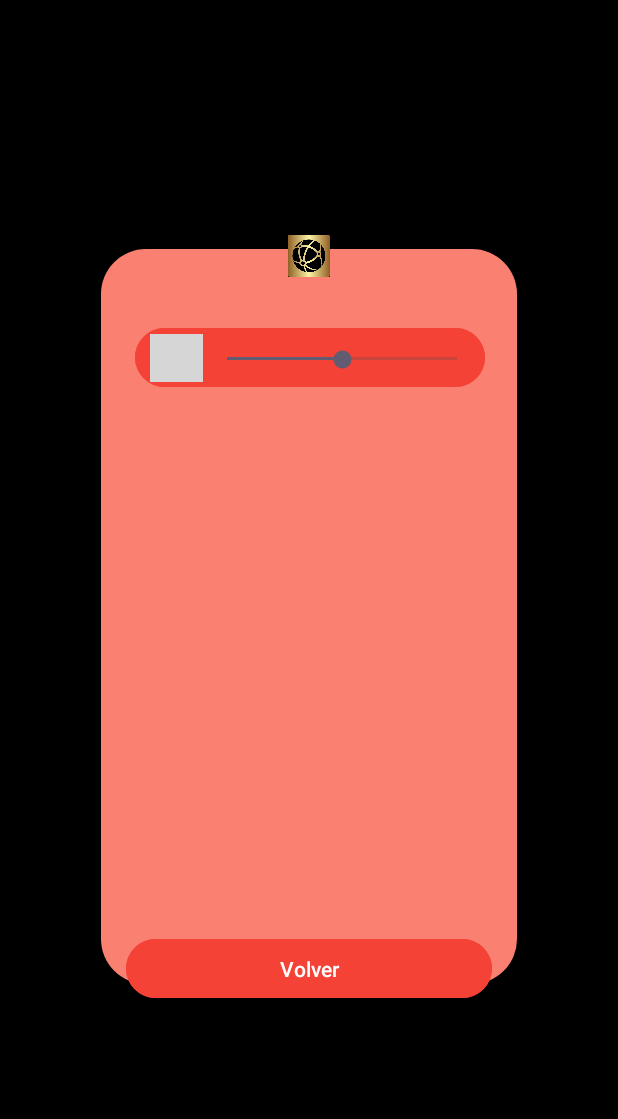
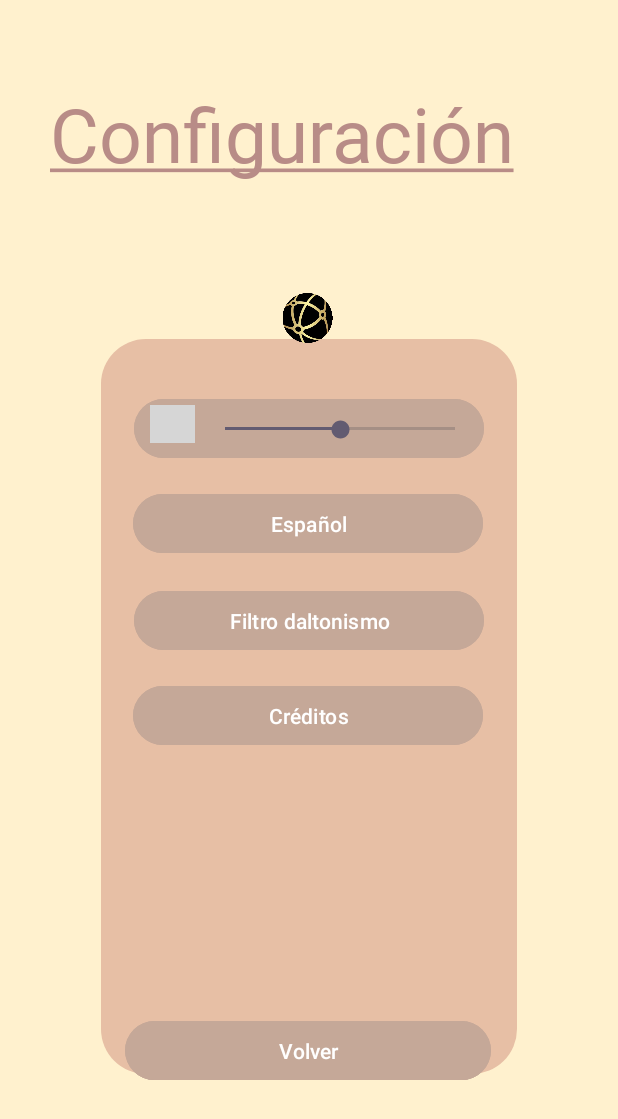
Before and after one commit to cherno1929/CSG3_2324, an Android app: the PantallaOpciones screen opened directly, with no data from a screen before it, on a phone screen of 412 x 824 dp. Shown: the top 1119 px of the screen. Run offline under Robolectric (Android 15) with nearby library versions, the phone set to English and light mode, and no system bars; grey boxes are pictures that could not be loaded.

Commit message:
Configuración Actualizada

```diff
--- a/app/src/main/java/com/example/myapplication/PantallaOpciones.kt
+++ b/app/src/main/java/com/example/myapplication/PantallaOpciones.kt
@@ -1,9 +1,11 @@
 package com.example.myapplication
 
 import android.content.Intent
+import android.graphics.Paint
 import androidx.appcompat.app.AppCompatActivity
 import android.os.Bundle
 import android.widget.Button
+import android.widget.TextView
 
 class PantallaOpciones : AppCompatActivity() {
     override fun onCreate(savedInstanceState: Bundle?) {
@@ -16,5 +18,8 @@ class PantallaOpciones : AppCompatActivity() {
             val intent1 = Intent(this,MainMenu::class.java)
             startActivity(intent1)
         }
+
+        val titulo: TextView = findViewById(R.id.titulo)
+        titulo.paintFlags = titulo.paintFlags or Paint.UNDERLINE_TEXT_FLAG
     }
 }
--- a/app/src/main/res/layout/activity_pantalla_opciones.xml
+++ b/app/src/main/res/layout/activity_pantalla_opciones.xml
@@ -5,58 +5,87 @@
     android:layout_width="match_parent"
     android:layout_height="match_parent"
     tools:context=".PantallaOpciones"
-    android:background="@color/black">
+    android:background="#fff1ce">
+
+    <Button
+        android:id="@+id/back3"
+        android:layout_width="244dp"
+        android:layout_height="47dp"
+        android:backgroundTint="#c5a898"
+        android:text="Volver"
+        app:cornerRadius="20dp"
+        app:layout_constraintBottom_toBottomOf="parent"
+        app:layout_constraintEnd_toEndOf="parent"
+        app:layout_constraintHorizontal_bias="0.497"
+        app:layout_constraintStart_toStartOf="parent"
+        app:layout_constraintTop_toTopOf="parent"
+        app:layout_constraintVertical_bias="0.871"></Button>
 
     <View
         android:id="@+id/rectangle"
         android:layout_width="277dp"
         android:layout_height="490dp"
         android:background="@drawable/custom_viewtext"
+        android:backgroundTint="#e7bfa5"
         app:layout_constraintBottom_toBottomOf="parent"
         app:layout_constraintEnd_toEndOf="parent"
         app:layout_constraintStart_toStartOf="parent"
         app:layout_constraintTop_toTopOf="parent"
-        app:layout_constraintVertical_bias="0.497" />
+        app:layout_constraintVertical_bias="0.676" />
+
+    <Button
+        android:id="@+id/back7"
+        android:layout_width="233dp"
+        android:layout_height="47dp"
+        android:backgroundTint="#c5a898"
+        android:text="Créditos"
+        app:cornerRadius="20dp"
+        app:layout_constraintBottom_toBottomOf="parent"
+        app:layout_constraintEnd_toEndOf="parent"
+        app:layout_constraintHorizontal_bias="0.497"
+        app:layout_constraintStart_toStartOf="parent"
+        app:layout_constraintTop_toTopOf="parent"
+        app:layout_constraintVertical_bias="0.584"></Button>
+
+    <Button
+        android:id="@+id/back6"
+        android:layout_width="233dp"
+        android:layout_height="47dp"
+        android:backgroundTint="#c5a898"
+        android:text="Filtro daltonismo"
+        app:cornerRadius="20dp"
+        app:layout_constraintBottom_toBottomOf="parent"
+        app:layout_constraintEnd_toEndOf="parent"
+        app:layout_constraintStart_toStartOf="parent"
+        app:layout_constraintTop_toTopOf="parent"
+        app:layout_constraintVertical_bias="0.502"></Button>
 
     <Button
         android:id="@+id/back"
         android:layout_width="244dp"
         android:layout_height="47dp"
-        android:backgroundTint="#F44336"
+        android:backgroundTint="#c5a898"
         android:text="Volver"
+        app:cornerRadius="20dp"
+        app:layout_constraintBottom_toBottomOf="parent"
+        app:layout_constraintEnd_toEndOf="parent"
+        app:layout_constraintHorizontal_bias="0.497"
+        app:layout_constraintStart_toStartOf="parent"
+        app:layout_constraintTop_toTopOf="parent"
+        app:layout_constraintVertical_bias="0.871"></Button>
+
+    <Button
+        android:id="@+id/sound"
+        android:layout_width="233dp"
+        android:layout_height="47dp"
+        android:backgroundTint="#c5a898"
+        android:text=""
         app:cornerRadius="20dp"
         app:layout_constraintBottom_toBottomOf="parent"
         app:layout_constraintEnd_toEndOf="parent"
         app:layout_constraintStart_toStartOf="parent"
         app:layout_constraintTop_toTopOf="parent"
-        app:layout_constraintVertical_bias="0.801"></Button>
-
-    <Button
-        android:id="@+id/back2"
-        android:layout_width="233dp"
-        android:layout_height="47dp"
-        android:backgroundTint="#F44336"
-        android:text=""
-        app:cornerRadius="20dp"
-        app:layout_constraintBottom_toBottomOf="parent"
-        app:layout_constraintEnd_toEndOf="parent"
-        app:layout_constraintHorizontal_bias="0.502"
-        app:layout_constraintStart_toStartOf="parent"
-        app:layout_constraintTop_toTopOf="parent"
-        app:layout_constraintVertical_bias="0.276"></Button>
-
-    <ImageView
-        android:id="@+id/imageView"
-        android:layout_width="35dp"
-        android:layout_height="32dp"
-        android:scaleType="centerCrop"
-        app:layout_constraintBottom_toBottomOf="parent"
-        app:layout_constraintEnd_toEndOf="parent"
-        app:layout_constraintHorizontal_bias="0.265"
-        app:layout_constraintStart_toStartOf="parent"
-        app:layout_constraintTop_toTopOf="parent"
-        app:layout_constraintVertical_bias="0.281"
-        app:srcCompat="@drawable/volume_on" />
+        app:layout_constraintVertical_bias="0.337"></Button>
 
     <SeekBar
         android:id="@+id/volumeSeekBar"
@@ -66,20 +95,63 @@
         android:progress="50"
         app:layout_constraintBottom_toBottomOf="parent"
         app:layout_constraintEnd_toEndOf="parent"
-        app:layout_constraintHorizontal_bias="0.597"
+        app:layout_constraintHorizontal_bias="0.592"
         app:layout_constraintStart_toStartOf="parent"
         app:layout_constraintTop_toTopOf="parent"
-        app:layout_constraintVertical_bias="0.286" />
+        app:layout_constraintVertical_bias="0.344" />
+
+    <Button
+        android:id="@+id/back4"
+        android:layout_width="233dp"
+        android:layout_height="47dp"
+        android:backgroundTint="#c5a898"
+        android:text="Español"
+        app:cornerRadius="20dp"
+        app:layout_constraintBottom_toBottomOf="parent"
+        app:layout_constraintEnd_toEndOf="parent"
+        app:layout_constraintHorizontal_bias="0.497"
+        app:layout_constraintStart_toStartOf="parent"
+        app:layout_constraintTop_toTopOf="parent"
+        app:layout_constraintVertical_bias="0.419"></Button>
 
     <ImageView
-        android:id="@+id/imageView4"
-        android:layout_width="29dp"
-        android:layout_height="28dp"
+        android:id="@+id/imageView"
+        android:layout_width="30dp"
+        android:layout_height="25dp"
+        android:scaleType="centerCrop"
         app:layout_constraintBottom_toBottomOf="parent"
         app:layout_constraintEnd_toEndOf="parent"
+        app:layout_constraintHorizontal_bias="0.262"
         app:layout_constraintStart_toStartOf="parent"
         app:layout_constraintTop_toTopOf="parent"
-        app:layout_constraintVertical_bias="0.197"
+        app:layout_constraintVertical_bias="0.338"
+        app:srcCompat="@drawable/volume_on" />
+
+    <ImageView
+        android:id="@+id/roundImageView"
+        android:layout_width="42dp"
+        android:layout_height="33dp"
+        app:layout_constraintBottom_toBottomOf="parent"
+        app:layout_constraintEnd_toEndOf="parent"
+        app:layout_constraintHorizontal_bias="0.498"
+        app:layout_constraintStart_toStartOf="parent"
+        app:layout_constraintTop_toTopOf="parent"
+        app:layout_constraintVertical_bias="0.247"
         app:srcCompat="@drawable/team_recortada" />
 
+    <TextView
+        android:id="@+id/titulo"
+        android:layout_width="344dp"
+        android:layout_height="65dp"
+        android:fontFamily="@font/lostar"
+        android:text="Configuración"
+        android:textColor="#b88c87"
+        android:textSize="50sp"
+        app:layout_constraintBottom_toBottomOf="parent"
+        app:layout_constraintEnd_toEndOf="parent"
+        app:layout_constraintHorizontal_bias="0.492"
+        app:layout_constraintStart_toStartOf="parent"
+        app:layout_constraintTop_toTopOf="parent"
+        app:layout_constraintVertical_bias="0.073" />
+
 </androidx.constraintlayout.widget.ConstraintLayout>
```
Also changed, not shown: app/src/main/res/drawable/team_recortada.jpg (deleted), app/src/main/res/drawable/team_recortada.png (added), app/src/main/res/font/Lostar.ttf (added), app/src/main/res/font/SuperMario256.ttf (added), app/src/main/res/font/VintageKing.ttf (added), app/src/main/res/font/cardinal_alternate.ttf (added), app/src/main/res/font/dartybe_script.otf (added), app/src/main/res/font/ruzack_mojok.otf (added), app/src/main/res/font/the_augusta.otf (added).
